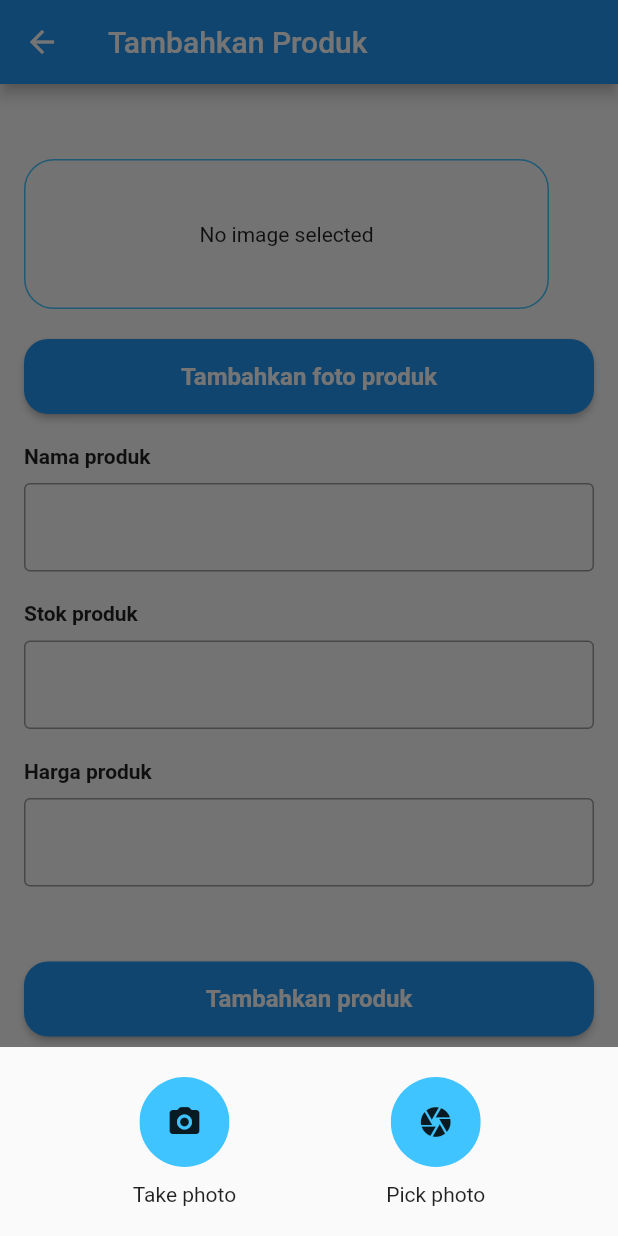
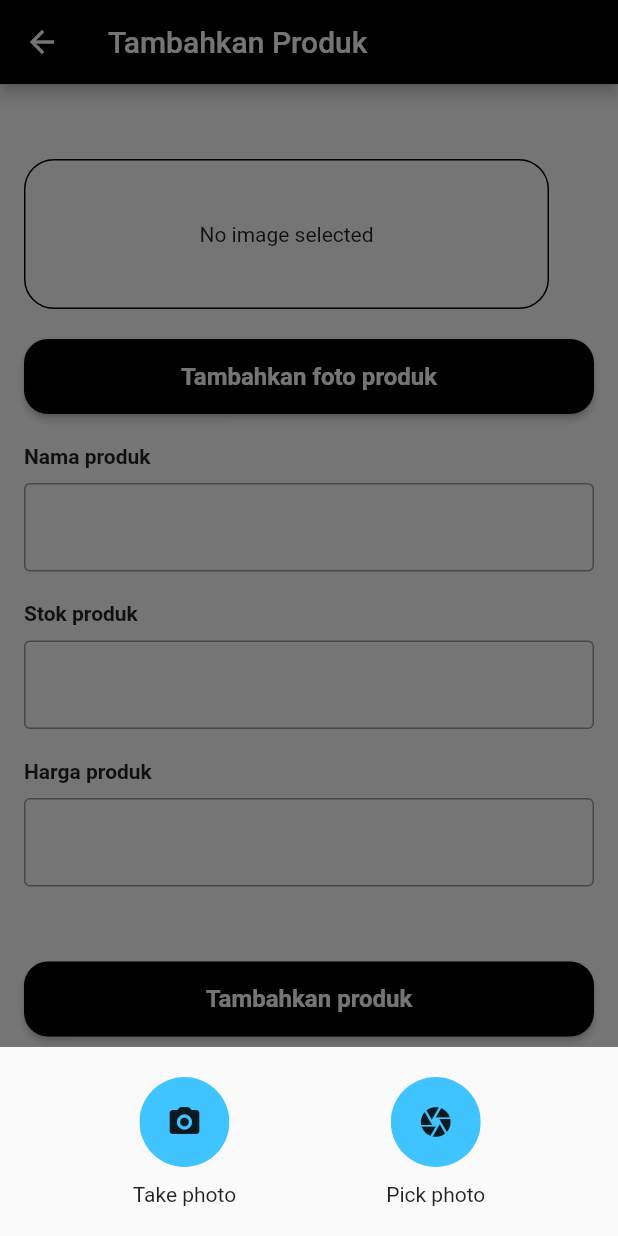
Before and after one commit to JodiKurniawan99/renthub_app, a Flutter app: the AddProductScreen screen opened by its route, after a tap on "Tambahkan foto produk", on a phone screen of 412 x 824 dp. Run offline on Flutter 3.47's test engine with Material 2 defaults, Android fonts, the phone set to English and light mode, and no system bars; our stand-ins replace cloud_firestore, fancy_bottom_navigation, firebase_auth, firebase_core, firebase_storage, google_fonts and 1 more; accounts and stored records are empty.

```diff
--- a/lib/main.dart
+++ b/lib/main.dart
@@ -28,8 +28,10 @@ class MyApp extends StatelessWidget {
       title: 'Renthub App',
       debugShowCheckedModeBanner: false,
       theme: ThemeData(
-        primaryColor: Colors.blue,
+        primaryColor: Colors.black,
+        scaffoldBackgroundColor: Colors.white
       ),
+
       initialRoute: SplashScreen.routeId,
       routes: {
         SplashScreen.routeId: (context) => SplashScreen(),
--- a/lib/screens/add_product_screen.dart
+++ b/lib/screens/add_product_screen.dart
@@ -33,13 +33,14 @@ class _AddProductScreenState extends State<AddProductScreen>{
     return Scaffold(
         appBar: AppBar(
           title: Text("Tambahkan Produk"),
+          backgroundColor: Colors.black,
         ),
-        body: Padding(
+        body: SingleChildScrollView(
+          child: Padding(
                 padding: EdgeInsets.symmetric(horizontal: 16.0),
                 child: Column(
                     crossAxisAlignment: CrossAxisAlignment.center,
                     children: <Widget>[
-
                       Column(
                         crossAxisAlignment: CrossAxisAlignment.start,
                         children: <Widget>[
@@ -49,14 +50,12 @@ class _AddProductScreenState extends State<AddProductScreen>{
                               height: 100,
                               decoration: BoxDecoration(
                                   borderRadius: BorderRadius.circular(20.0),
-                          border: Border.all(color: Colors.lightBlueAccent)
-                        ),
+                                  border: Border.all(
+                                      )),
                               child: imageFile == null
                                   ? const Center(
                                       child: Text('No image selected'))
-                        :Image.file(imageFile!)
-
-                      ),
+                                  : Image.file(imageFile!)),
                           SizedBox(height: 20),
                           MaterialButton(
                               minWidth: 500,
@@ -75,57 +74,68 @@ class _AddProductScreenState extends State<AddProductScreen>{
                                 showModalBottomSheet(
                                     isScrollControlled: true,
                                     context: context,
-                              builder: (BuildContext c){
+                                    builder: (BuildContext c) {
                                       return Padding(
                                         padding: const EdgeInsets.all(20.0),
                                         child: Row(
-                                  mainAxisAlignment: MainAxisAlignment.center,
+                                          mainAxisAlignment:
+                                              MainAxisAlignment.center,
                                           children: [
                                             Column(
                                                 mainAxisSize: MainAxisSize.min,
                                                 children: [
                                                   ClipRRect(
-                                          borderRadius: BorderRadius.circular(30.0),
+                                                      borderRadius:
+                                                          BorderRadius.circular(
+                                                              30.0),
                                                       child: Container(
                                                         height: 60,
                                                         width: 60,
-                                          color: Colors.lightBlueAccent,
-                                          child:  IconButton(
+                                                        color: Colors
+                                                            .lightBlueAccent,
+                                                        child: IconButton(
                                                           onPressed: () {},
-                                          icon: Icon(
-                                            Icons.camera_alt_rounded),
+                                                          icon: Icon(Icons
+                                                              .camera_alt_rounded),
                                                         ),
-                                          )
+                                                      )),
+                                                  SizedBox(
+                                                    height: 10,
                                                   ),
-                                        SizedBox(height: 10,),
                                                   Text("Take photo")
-                                      ]
+                                                ]),
+                                            SizedBox(
+                                              width: 100,
                                             ),
-                                    SizedBox(width: 100,),
                                             Column(
                                                 mainAxisSize: MainAxisSize.min,
                                                 children: [
                                                   ClipRRect(
-                                          borderRadius:BorderRadius.circular(30.0),
+                                                      borderRadius:
+                                                          BorderRadius.circular(
+                                                              30.0),
                                                       child: Container(
                                                         height: 60,
                                                         width: 60,
-                                            color: Colors.lightBlueAccent,
+                                                        color: Colors
+                                                            .lightBlueAccent,
                                                         child: IconButton(
-                                               onPressed: () {pickFromGallery();},
-                                               icon: Icon(Icons.camera),
+                                                          onPressed: () {
+                                                            pickFromGallery();
+                                                          },
+                                                          icon: Icon(
+                                                              Icons.camera),
                                                         ),
-                                          )
+                                                      )),
+                                                  SizedBox(
+                                                    height: 10,
                                                   ),
-                                        SizedBox(height: 10,),
                                                   Text("Pick photo")
                                                 ]),
                                           ],
                                         ),
                                       );
-                              }
-                            );
-
+                                    });
                               }),
                           SizedBox(
                             height: 20,
@@ -149,7 +159,6 @@ class _AddProductScreenState extends State<AddProductScreen>{
                           Text(
                             "Stok produk",
                             style: TextStyle(fontWeight: FontWeight.bold),
-
                           ),
                           SizedBox(
                             height: 10,
@@ -179,8 +188,6 @@ class _AddProductScreenState extends State<AddProductScreen>{
                           SizedBox(
                             height: 20,
                           ),
-
-
                         ],
                       ),
                       SizedBox(height: 30),
@@ -202,8 +209,7 @@ class _AddProductScreenState extends State<AddProductScreen>{
                                 name: _name.text,
                                 stock: int.parse(_stock.text),
                                 urlPhotos: urlImage,
-                          price: int.parse(_price.text)
-                        );
+                                price: int.parse(_price.text));
 
                             await _firebaseFirestore
                                 .collection("Products")
@@ -215,7 +221,10 @@ class _AddProductScreenState extends State<AddProductScreen>{
                             });
                             Navigator.pop(context);
                           }),
-                ])));
+                    ]))
+
+        )
+            );
   }
 
   Future pickFromGallery() async {
```
Also changed, not shown: lib/screens/list_rent_screen.dart (+17 -4 lines). Lines whose indentation alone changed are shown as unchanged.
